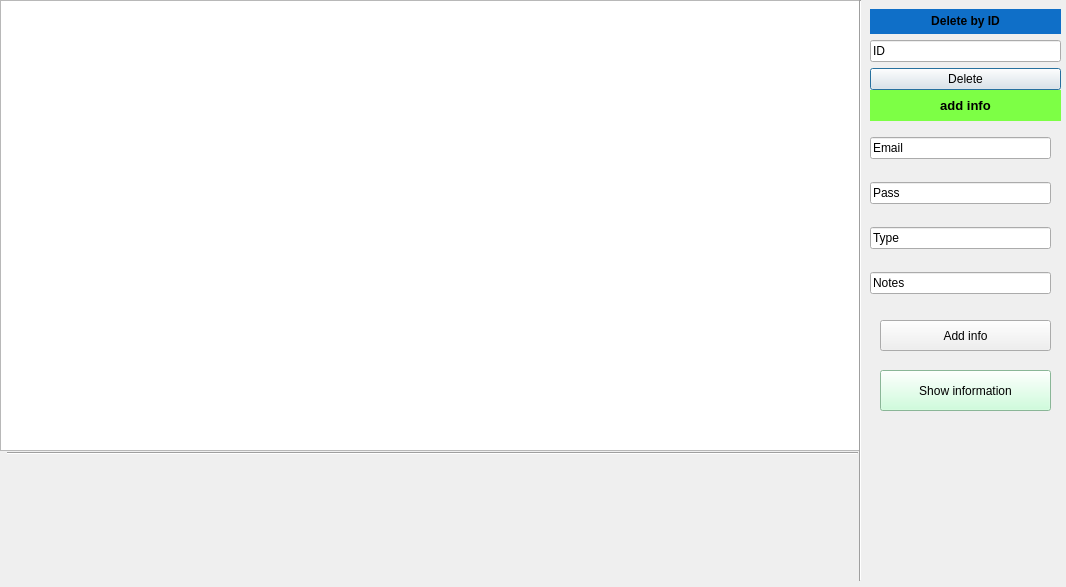
Before: the Qt Designer form design.ui in Ali-Adnan219/Email-saving-system, drawn with Qt 5.
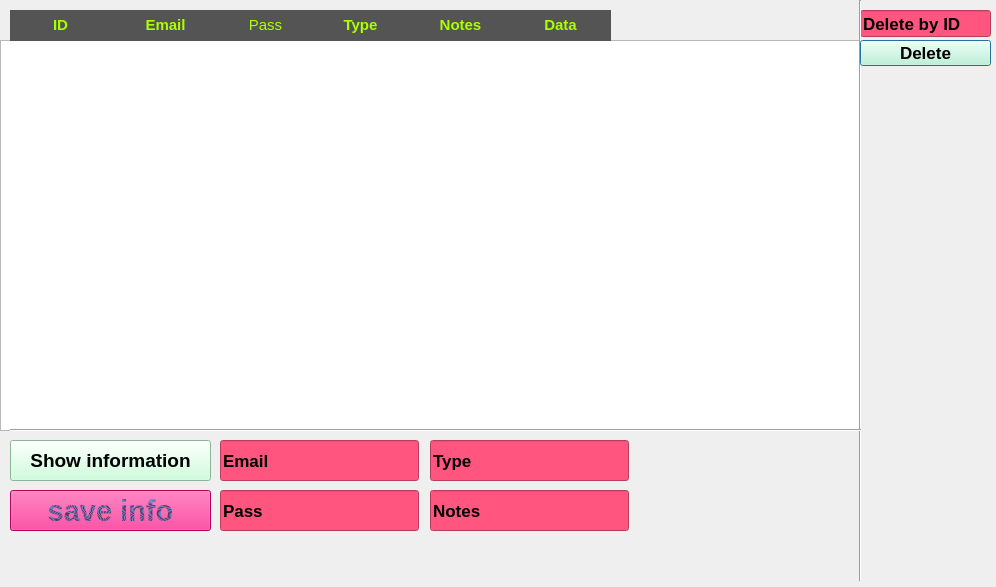
After: the same form once the commit is applied.

```diff
--- a/design.ui
+++ b/design.ui
@@ -6,7 +6,7 @@
    <rect>
     <x>0</x>
     <y>0</y>
-    <width>1066</width>
+    <width>996</width>
     <height>587</height>
    </rect>
   </property>
@@ -17,9 +17,9 @@
    <property name="geometry">
     <rect>
      <x>0</x>
-     <y>0</y>
+     <y>40</y>
      <width>861</width>
-     <height>451</height>
+     <height>391</height>
     </rect>
    </property>
   </widget>
@@ -39,8 +39,8 @@
   <widget class="Line" name="line_2">
    <property name="geometry">
     <rect>
-     <x>7</x>
-     <y>443</y>
+     <x>10</x>
+     <y>420</y>
      <width>851</width>
      <height>20</height>
     </rect>
@@ -49,68 +49,206 @@
     <enum>Qt::Horizontal</enum>
    </property>
   </widget>
-  <widget class="QWidget" name="gridLayoutWidget">
+  <widget class="QPushButton" name="pushButton_2">
    <property name="geometry">
     <rect>
-     <x>870</x>
-     <y>120</y>
-     <width>181</width>
-     <height>191</height>
+     <x>10</x>
+     <y>490</y>
+     <width>201</width>
+     <height>41</height>
     </rect>
    </property>
-   <layout class="QGridLayout" name="gridLayout">
-    <item row="2" column="0">
+   <property name="font">
+    <font>
+     <pointsize>22</pointsize>
+     <weight>75</weight>
+     <bold>true</bold>
+    </font>
+   </property>
+   <property name="toolTip">
+    <string>&lt;html&gt;&lt;head/&gt;&lt;body&gt;&lt;p align=&quot;center&quot;&gt;&lt;span style=&quot; font-size:10pt; font-weight:600; color:#23f5d6;&quot;&gt;Add info&lt;/span&gt;&lt;/p&gt;&lt;/body&gt;&lt;/html&gt;</string>
+   </property>
+   <property name="whatsThis">
+    <string>&lt;html&gt;&lt;head/&gt;&lt;body&gt;&lt;p align=&quot;center&quot;&gt;&lt;br/&gt;&lt;span style=&quot; font-size:10pt; font-weight:600; color:#00ffff;&quot;&gt;save info&lt;/span&gt;&lt;/p&gt;&lt;/body&gt;&lt;/html&gt;</string>
+   </property>
+   <property name="styleSheet">
+    <string notr="true">color: qradialgradient(spread:repeat, cx:0.5, cy:0.5, radius:0.077, fx:0.5, fy:0.5, stop:0 rgba(0, 169, 255, 147), stop:0.497326 rgba(0, 0, 0, 147), stop:1 rgba(0, 169, 255, 147));
+background-color:rgb(255, 0, 127);</string>
+   </property>
+   <property name="text">
+    <string>save info</string>
+   </property>
+  </widget>
+  <widget class="QPushButton" name="pushButton_3">
+   <property name="geometry">
+    <rect>
+     <x>10</x>
+     <y>440</y>
+     <width>201</width>
+     <height>41</height>
+    </rect>
+   </property>
+   <property name="font">
+    <font>
+     <pointsize>14</pointsize>
+     <weight>75</weight>
+     <bold>true</bold>
+    </font>
+   </property>
+   <property name="toolTip">
+    <string>&lt;html&gt;&lt;head/&gt;&lt;body&gt;&lt;p align=&quot;center&quot;&gt;Show information&lt;/p&gt;&lt;/body&gt;&lt;/html&gt;</string>
+   </property>
+   <property name="styleSheet">
+    <string notr="true">background-color:rgb(193, 255, 211)</string>
+   </property>
+   <property name="text">
+    <string>Show information</string>
+   </property>
+  </widget>
+  <widget class="QLineEdit" name="lineEdit_3">
+   <property name="geometry">
+    <rect>
+     <x>220</x>
+     <y>440</y>
+     <width>199</width>
+     <height>41</height>
+    </rect>
+   </property>
+   <property name="font">
+    <font>
+     <pointsize>13</pointsize>
+     <weight>75</weight>
+     <bold>true</bold>
+    </font>
+   </property>
+   <property name="styleSheet">
+    <string notr="true">
+background-color: rgb(255, 85, 127);</string>
+   </property>
+   <property name="text">
+    <string>Email</string>
+   </property>
+  </widget>
+  <widget class="QLineEdit" name="lineEdit_4">
+   <property name="geometry">
+    <rect>
+     <x>220</x>
+     <y>490</y>
+     <width>199</width>
+     <height>41</height>
+    </rect>
+   </property>
+   <property name="font">
+    <font>
+     <pointsize>13</pointsize>
+     <weight>75</weight>
+     <bold>true</bold>
+    </font>
+   </property>
+   <property name="styleSheet">
+    <string notr="true">background-color: rgb(255, 85, 127);</string>
+   </property>
+   <property name="text">
+    <string>Pass</string>
+   </property>
+  </widget>
      <widget class="QLineEdit" name="lineEdit_2">
+   <property name="geometry">
+    <rect>
+     <x>430</x>
+     <y>440</y>
+     <width>199</width>
+     <height>41</height>
+    </rect>
+   </property>
+   <property name="font">
+    <font>
+     <pointsize>13</pointsize>
+     <weight>75</weight>
+     <bold>true</bold>
+    </font>
+   </property>
+   <property name="styleSheet">
+    <string notr="true">background-color: rgb(255, 85, 127);</string>
+   </property>
       <property name="text">
        <string>Type</string>
       </property>
      </widget>
-    </item>
-    <item row="3" column="0">
      <widget class="QLineEdit" name="lineEdit_5">
+   <property name="geometry">
+    <rect>
+     <x>430</x>
+     <y>490</y>
+     <width>199</width>
+     <height>41</height>
+    </rect>
+   </property>
+   <property name="font">
+    <font>
+     <pointsize>13</pointsize>
+     <weight>75</weight>
+     <bold>true</bold>
+    </font>
+   </property>
+   <property name="styleSheet">
+    <string notr="true">background-color: rgb(255, 85, 127);</string>
+   </property>
       <property name="text">
        <string>Notes</string>
       </property>
      </widget>
-    </item>
-    <item row="1" column="0">
-     <widget class="QLineEdit" name="lineEdit_4">
-      <property name="text">
-       <string>Pass</string>
-      </property>
-     </widget>
-    </item>
-    <item row="0" column="0">
-     <widget class="QLineEdit" name="lineEdit_3">
-      <property name="text">
-       <string>Email</string>
-      </property>
-     </widget>
-    </item>
-   </layout>
-  </widget>
-  <widget class="QWidget" name="gridLayoutWidget_2">
-   <property name="geometry">
-    <rect>
-     <x>870</x>
-     <y>9</y>
-     <width>191</width>
-     <height>81</height>
-    </rect>
-   </property>
-   <layout class="QGridLayout" name="gridLayout_2">
-    <item row="1" column="0">
      <widget class="QLineEdit" name="lineEdit">
+   <property name="geometry">
+    <rect>
+     <x>860</x>
+     <y>10</y>
+     <width>131</width>
+     <height>27</height>
+    </rect>
+   </property>
+   <property name="font">
+    <font>
+     <pointsize>13</pointsize>
+     <weight>75</weight>
+     <bold>true</bold>
+    </font>
+   </property>
+   <property name="toolTip">
+    <string>&lt;html&gt;&lt;head/&gt;&lt;body&gt;&lt;p align=&quot;center&quot;&gt;&lt;span style=&quot; font-size:11pt; color:#aaff00;&quot;&gt;Delete by ID&lt;/span&gt;&lt;/p&gt;&lt;/body&gt;&lt;/html&gt;</string>
+   </property>
+   <property name="styleSheet">
+    <string notr="true">background-color: rgb(255, 85, 127);</string>
+   </property>
       <property name="text">
-       <string>ID</string>
+    <string>Delete by ID</string>
       </property>
       <property name="maxLength">
        <number>32782</number>
       </property>
      </widget>
-    </item>
-    <item row="2" column="0">
      <widget class="QPushButton" name="pushButton">
+   <property name="geometry">
+    <rect>
+     <x>860</x>
+     <y>40</y>
+     <width>131</width>
+     <height>26</height>
+    </rect>
+   </property>
+   <property name="font">
+    <font>
+     <pointsize>13</pointsize>
+     <weight>75</weight>
+     <bold>true</bold>
+    </font>
+   </property>
+   <property name="whatsThis">
+    <string>&lt;html&gt;&lt;head/&gt;&lt;body&gt;&lt;p align=&quot;center&quot;&gt;&lt;span style=&quot; color:#aaff00;&quot;&gt;de&lt;/span&gt;&lt;/p&gt;&lt;/body&gt;&lt;/html&gt;</string>
+   </property>
+   <property name="styleSheet">
+    <string notr="true">background-color:rgb(193, 255, 211)</string>
+   </property>
       <property name="text">
        <string>Delete</string>
       </property>
@@ -124,80 +262,119 @@
        <bool>false</bool>
       </property>
      </widget>
-    </item>
-    <item row="0" column="0">
      <widget class="QLabel" name="label">
-      <property name="font">
-       <font>
-        <pointsize>13</pointsize>
-        <weight>75</weight>
-        <italic>false</italic>
-        <bold>true</bold>
-        <underline>false</underline>
-        <strikeout>false</strikeout>
-       </font>
-      </property>
-      <property name="autoFillBackground">
-       <bool>false</bool>
+   <property name="geometry">
+    <rect>
+     <x>10</x>
+     <y>10</y>
+     <width>101</width>
+     <height>31</height>
+    </rect>
       </property>
       <property name="styleSheet">
-       <string notr="true">background-color: rgb(15, 111, 200)</string>
+    <string notr="true">background-color: rgb(85, 84, 84);</string>
       </property>
       <property name="text">
-       <string>&lt;html&gt;&lt;head/&gt;&lt;body&gt;&lt;p align=&quot;center&quot;&gt;&lt;span style=&quot; font-size:9pt;&quot;&gt;Delete by ID&lt;/span&gt;&lt;/p&gt;&lt;/body&gt;&lt;/html&gt;</string>
-      </property>
-     </widget>
-    </item>
-   </layout>
+    <string>&lt;html&gt;&lt;head/&gt;&lt;body&gt;&lt;p align=&quot;center&quot;&gt;&lt;span style=&quot; font-size:11pt; font-weight:600; color:#aaff00;&quot;&gt;ID&lt;/span&gt;&lt;/p&gt;&lt;/body&gt;&lt;/html&gt;</string>
+   </property>
   </widget>
   <widget class="QLabel" name="label_2">
    <property name="geometry">
     <rect>
-     <x>870</x>
-     <y>90</y>
-     <width>191</width>
+     <x>110</x>
+     <y>10</y>
+     <width>111</width>
      <height>31</height>
     </rect>
    </property>
    <property name="styleSheet">
-    <string notr="true">background-color:rgb(125, 255, 69)</string>
+    <string notr="true">background-color: rgb(85, 84, 84);</string>
    </property>
    <property name="text">
-    <string>&lt;html&gt;&lt;head/&gt;&lt;body&gt;&lt;p align=&quot;center&quot;&gt;&lt;span style=&quot; font-size:10pt; font-weight:600;&quot;&gt;add info&lt;/span&gt;&lt;/p&gt;&lt;/body&gt;&lt;/html&gt;</string>
+    <string>&lt;html&gt;&lt;head/&gt;&lt;body&gt;&lt;p align=&quot;center&quot;&gt;&lt;span style=&quot; font-size:11pt; font-weight:600; color:#aaff00;&quot;&gt;Email&lt;/span&gt;&lt;/p&gt;&lt;/body&gt;&lt;/html&gt;</string>
    </property>
   </widget>
-  <widget class="QPushButton" name="pushButton_2">
+  <widget class="QLabel" name="label_3">
    <property name="geometry">
     <rect>
-     <x>880</x>
-     <y>320</y>
-     <width>171</width>
+     <x>220</x>
+     <y>10</y>
+     <width>91</width>
      <height>31</height>
     </rect>
    </property>
+   <property name="styleSheet">
+    <string notr="true">background-color: rgb(85, 84, 84);</string>
+   </property>
    <property name="text">
-    <string>Add info</string>
+    <string>&lt;html&gt;&lt;head/&gt;&lt;body&gt;&lt;p align=&quot;center&quot;&gt;&lt;span style=&quot; font-size:11pt; color:#aaff00;&quot;&gt;Pass&lt;/span&gt;&lt;/p&gt;&lt;/body&gt;&lt;/html&gt;</string>
    </property>
   </widget>
-  <widget class="QPushButton" name="pushButton_3">
+  <widget class="QLabel" name="label_4">
    <property name="geometry">
     <rect>
-     <x>880</x>
-     <y>370</y>
-     <width>171</width>
-     <height>41</height>
+     <x>310</x>
+     <y>10</y>
+     <width>101</width>
+     <height>31</height>
     </rect>
    </property>
-   <property name="toolTip">
-    <string>&lt;html&gt;&lt;head/&gt;&lt;body&gt;&lt;p align=&quot;center&quot;&gt;Show information&lt;/p&gt;&lt;/body&gt;&lt;/html&gt;</string>
+   <property name="styleSheet">
+    <string notr="true">background-color: rgb(85, 84, 84);</string>
    </property>
+   <property name="text">
+    <string>&lt;html&gt;&lt;head/&gt;&lt;body&gt;&lt;p align=&quot;center&quot;&gt;&lt;span style=&quot; font-size:11pt; font-weight:600; color:#aaff00;&quot;&gt;Type&lt;/span&gt;&lt;/p&gt;&lt;/body&gt;&lt;/html&gt;</string>
+   </property>
+  </widget>
+  <widget class="QLabel" name="label_5">
+   <property name="geometry">
+    <rect>
+     <x>410</x>
+     <y>10</y>
+     <width>101</width>
+     <height>31</height>
+    </rect>
+   </property>
    <property name="styleSheet">
-    <string notr="true">background-color:rgb(193, 255, 211)</string>
+    <string notr="true">background-color: rgb(85, 84, 84);</string>
    </property>
    <property name="text">
-    <string>Show information</string>
+    <string>&lt;html&gt;&lt;head/&gt;&lt;body&gt;&lt;p align=&quot;center&quot;&gt;&lt;span style=&quot; font-size:11pt; font-weight:600; color:#aaff00;&quot;&gt;Notes&lt;/span&gt;&lt;/p&gt;&lt;/body&gt;&lt;/html&gt;</string>
    </property>
   </widget>
+  <widget class="QLabel" name="label_6">
+   <property name="geometry">
+    <rect>
+     <x>510</x>
+     <y>10</y>
+     <width>101</width>
+     <height>31</height>
+    </rect>
+   </property>
+   <property name="styleSheet">
+    <string notr="true">background-color: rgb(85, 84, 84);</string>
+   </property>
+   <property name="text">
+    <string>&lt;html&gt;&lt;head/&gt;&lt;body&gt;&lt;p align=&quot;center&quot;&gt;&lt;span style=&quot; font-size:11pt; font-weight:600; color:#aaff00;&quot;&gt;Data&lt;/span&gt;&lt;/p&gt;&lt;/body&gt;&lt;/html&gt;</string>
+   </property>
+  </widget>
+  <zorder>lineEdit</zorder>
+  <zorder>tableView</zorder>
+  <zorder>line</zorder>
+  <zorder>line_2</zorder>
+  <zorder>pushButton_2</zorder>
+  <zorder>pushButton_3</zorder>
+  <zorder>lineEdit_3</zorder>
+  <zorder>lineEdit_4</zorder>
+  <zorder>lineEdit_2</zorder>
+  <zorder>lineEdit_5</zorder>
+  <zorder>pushButton</zorder>
+  <zorder>label</zorder>
+  <zorder>label_2</zorder>
+  <zorder>label_3</zorder>
+  <zorder>label_4</zorder>
+  <zorder>label_5</zorder>
+  <zorder>label_6</zorder>
  </widget>
  <resources/>
  <connections/>
```
Lines whose indentation alone changed are shown as unchanged.
